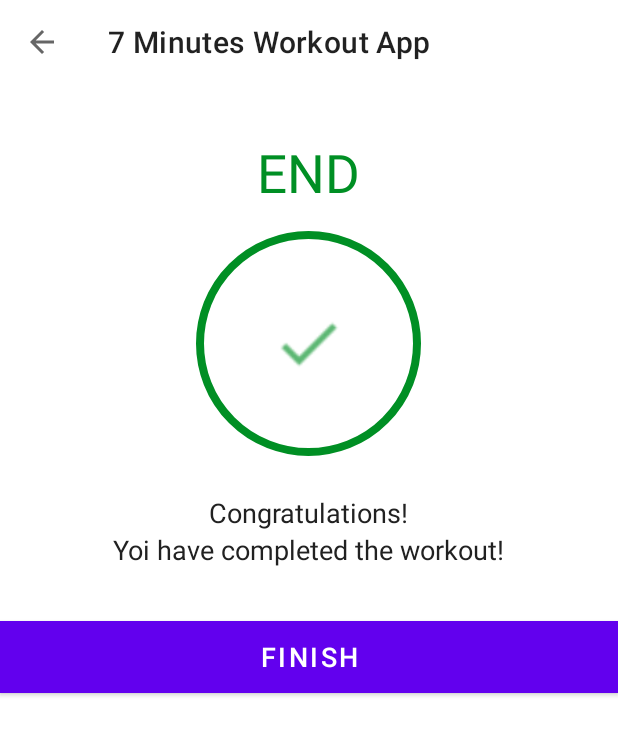
After one commit to Onrwir/7minutesWorkoutApp, an Android app: the FinishActivity screen opened directly, with no data from a screen before it, on a phone screen of 412 x 824 dp. The commit adds this screen. Shown: the top 735 px of the screen. Run offline under Robolectric (Android 15) with nearby library versions, the phone set to English and light mode, and no system bars.

Commit message:
Added Finish screen

```diff
--- a/app/build.gradle
+++ b/app/build.gradle
@@ -5,7 +5,7 @@ plugins {
 
 android {
     namespace 'pl.onrwir.a7minutesworkoutapp'
-    compileSdk 33
+    compileSdk 34
 
     defaultConfig {
         applicationId "pl.onrwir.a7minutesworkoutapp"
@@ -41,6 +41,7 @@ dependencies {
     implementation 'androidx.appcompat:appcompat:1.6.1'
     implementation 'com.google.android.material:material:1.9.0'
     implementation 'androidx.constraintlayout:constraintlayout:2.1.4'
+    implementation 'androidx.activity:activity:1.8.0'
     testImplementation 'junit:junit:4.13.2'
     androidTestImplementation 'androidx.test.ext:junit:1.1.5'
     androidTestImplementation 'androidx.test.espresso:espresso-core:3.5.1'
--- a/app/src/main/AndroidManifest.xml
+++ b/app/src/main/AndroidManifest.xml
@@ -4,7 +4,7 @@
 
     <queries>
         <intent>
-            <action android:name="android.intent.action.TTS_SERVICE"/>
+            <action android:name="android.intent.action.TTS_SERVICE" />
         </intent>
     </queries>
 
@@ -17,6 +17,9 @@
         android:supportsRtl="true"
         android:theme="@style/Theme.7MinutesWorkoutApp"
         tools:targetApi="31">
+        <activity
+            android:name=".FinishActivity"
+            android:exported="false" />
         <activity
             android:name=".ExerciseActivity"
             android:exported="false" />
--- a/app/src/main/java/pl/onrwir/a7minutesworkoutapp/ExerciseActivity.kt
+++ b/app/src/main/java/pl/onrwir/a7minutesworkoutapp/ExerciseActivity.kt
@@ -1,5 +1,6 @@
 package pl.onrwir.a7minutesworkoutapp
 
+import android.content.Intent
 import android.media.MediaPlayer
 import android.net.Uri
 import androidx.appcompat.app.AppCompatActivity
@@ -32,6 +33,9 @@ class ExerciseActivity : AppCompatActivity(), TextToSpeech.OnInitListener {
     private var player: MediaPlayer? = null
 
     private var exerciseAdapter : ExerciseStatusAdapter? = null
+
+    private var restTimerDuration: Long = 1
+    private var exerciseTimerDuration: Long = 1
 
 
 
@@ -118,7 +122,7 @@ class ExerciseActivity : AppCompatActivity(), TextToSpeech.OnInitListener {
     private fun setRestProgressBar(){
         binding?.progressBar?.progress = restProgress
 
-        restTimer = object: CountDownTimer(10000, 1000){
+        restTimer = object: CountDownTimer(restTimerDuration * 1000, 1000){
             override fun onTick(p0: Long) {
                 restProgress++
                 binding?.progressBar?.progress = 10 - restProgress
@@ -138,7 +142,7 @@ class ExerciseActivity : AppCompatActivity(), TextToSpeech.OnInitListener {
     private fun setExerciseProgressBar(){
         binding?.progressBarExercise?.progress = exerciseProgress
 
-        exerciseTimer = object: CountDownTimer(30000, 1000){
+        exerciseTimer = object: CountDownTimer(exerciseTimerDuration * 1000, 1000){
             override fun onTick(p0: Long) {
                 exerciseProgress++
                 binding?.progressBarExercise?.progress = 30 - exerciseProgress
@@ -147,18 +151,19 @@ class ExerciseActivity : AppCompatActivity(), TextToSpeech.OnInitListener {
 
             override fun onFinish() {
 
-                exerciseList!![currentExercisePosition].setIsSelected(false)
-                exerciseList!![currentExercisePosition].setIsComplete(true)
-                exerciseAdapter!!.notifyItemChanged(currentExercisePosition)
+
 
                 if(currentExercisePosition < exerciseList?.size!! -1){
+                    exerciseList!![currentExercisePosition].setIsSelected(false)
+                    exerciseList!![currentExercisePosition].setIsComplete(true)
+                    exerciseAdapter!!.notifyItemChanged(currentExercisePosition)
+
                     setupRestView()
                 }else{
-                    Toast.makeText(
-                        this@ExerciseActivity,
-                        "Congratulations! You have completed the 7 minutes workout.",
-                        Toast.LENGTH_SHORT
-                    ).show()
+                    finish()
+                    val intent = Intent(this@ExerciseActivity, FinishActivity::class.java)
+                    startActivity(intent)
+
                 }
             }
         }.start()
--- /dev/null
+++ b/app/src/main/java/pl/onrwir/a7minutesworkoutapp/FinishActivity.kt
@@ -0,0 +1,35 @@
+package pl.onrwir.a7minutesworkoutapp
+
+import android.os.Bundle
+import androidx.activity.enableEdgeToEdge
+import androidx.appcompat.app.AppCompatActivity
+import androidx.core.view.ViewCompat
+import androidx.core.view.WindowInsetsCompat
+import pl.onrwir.a7minutesworkoutapp.databinding.ActivityFinishBinding
+
+class FinishActivity : AppCompatActivity() {
+
+    private var binding: ActivityFinishBinding? = null
+    override fun onCreate(savedInstanceState: Bundle?) {
+        super.onCreate(savedInstanceState)
+        binding = ActivityFinishBinding.inflate(layoutInflater)
+        setContentView(binding?.root)
+
+        setSupportActionBar(binding?.toolbarFinishActivity)
+
+        if (supportActionBar != null){
+            supportActionBar?.setDisplayHomeAsUpEnabled(true)
+        }
+
+        binding?.toolbarFinishActivity?.setNavigationOnClickListener{
+            onBackPressed()
+        }
+
+        binding?.btnFinish?.setOnClickListener{
+            finish()
+        }
+
+
+
+    }
+}
--- /dev/null
+++ b/app/src/main/res/layout/activity_finish.xml
@@ -0,0 +1,67 @@
+<?xml version="1.0" encoding="utf-8"?>
+<LinearLayout xmlns:android="http://schemas.android.com/apk/res/android"
+    xmlns:app="http://schemas.android.com/apk/res-auto"
+    xmlns:tools="http://schemas.android.com/tools"
+    android:layout_width="match_parent"
+    android:layout_height="match_parent"
+    android:gravity="center_horizontal"
+    android:orientation="vertical"
+    tools:context=".FinishActivity">
+
+    <androidx.appcompat.widget.Toolbar
+        android:id="@+id/toolbar_finish_activity"
+        android:layout_width="match_parent"
+        android:layout_height="?android:attr/actionBarSize"
+        android:background="#FFFFFF" />
+
+    <TextView
+        android:id="@+id/tvEnd"
+        android:layout_width="wrap_content"
+        android:layout_height="wrap_content"
+        android:layout_marginTop="35dp"
+        android:text="END"
+        android:textColor="@color/colorAccent"
+        android:textSize="35sp"/>
+
+    <LinearLayout
+        android:layout_width="150dp"
+        android:layout_height="150dp"
+        android:layout_gravity="center"
+        android:layout_marginTop="15dp"
+        android:background="@drawable/item_circular_color_accent_border"
+        android:gravity="center">
+
+        <ImageView
+            android:layout_width="50dp"
+            android:layout_height="50dp"
+            android:contentDescription="start image"
+            android:src="@drawable/ic_action_done"/>
+    </LinearLayout>
+
+    <TextView
+        android:layout_width="wrap_content"
+        android:layout_height="wrap_content"
+        android:layout_marginTop="25dp"
+        android:text="Congratulations!"
+        android:textColor="#212121"
+        android:textSize="18sp"/>
+
+    <TextView
+        android:layout_width="wrap_content"
+        android:layout_height="wrap_content"
+        android:text="Yoi have completed the workout!"
+        android:textColor="#212121"
+        android:textSize="18sp"/>
+
+    <Button
+        android:id="@+id/btnFinish"
+        android:layout_width="match_parent"
+        android:layout_height="wrap_content"
+        android:layout_gravity="bottom"
+        android:layout_marginTop="35dp"
+        android:background="@color/colorAccent"
+        android:text="FINISH"
+        android:textColor="#FFFFFF"
+        android:textSize="18sp"/>
+
+</LinearLayout>
```
Also changed, not shown: app/src/main/res/drawable/ic_action_done.png (added).
